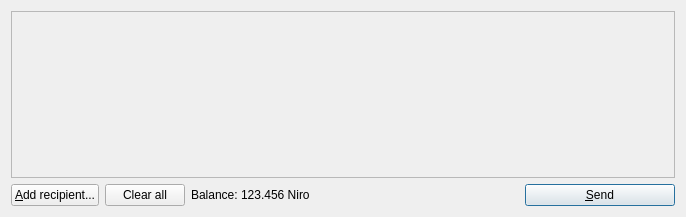
Above: src/qt/forms/sendcoinsdialog.ui from Nexusoft/Legacy before the change. Below: the same form after it.
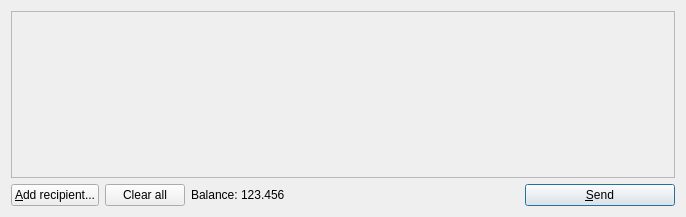
That is the form after the change. Icons and pictures are not drawn.

Patch:
```diff
--- a/src/qt/forms/sendcoinsdialog.ui
+++ b/src/qt/forms/sendcoinsdialog.ui
@@ -110,7 +110,7 @@
        <item>
         <widget class="QLabel" name="labelBalance">
          <property name="text">
-          <string>123.456 Niro</string>
+          <string>123.456</string>
          </property>
          <property name="textInteractionFlags">
           <set>Qt::LinksAccessibleByMouse|Qt::TextSelectableByKeyboard|Qt::TextSelectableByMouse</set>
```
